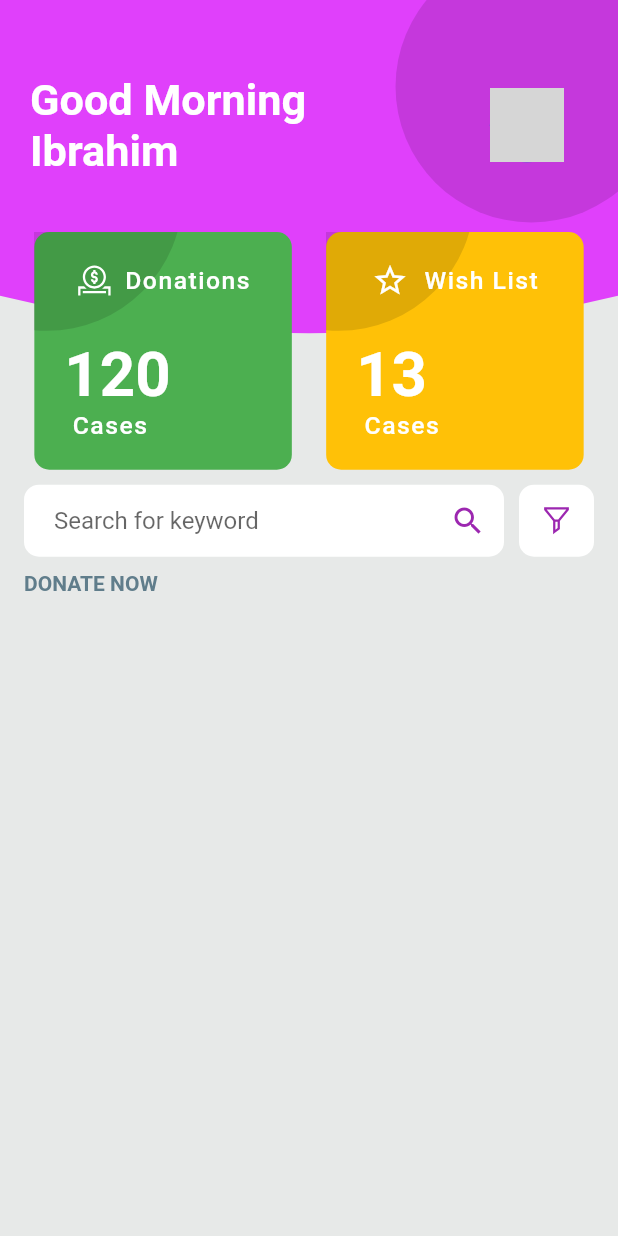
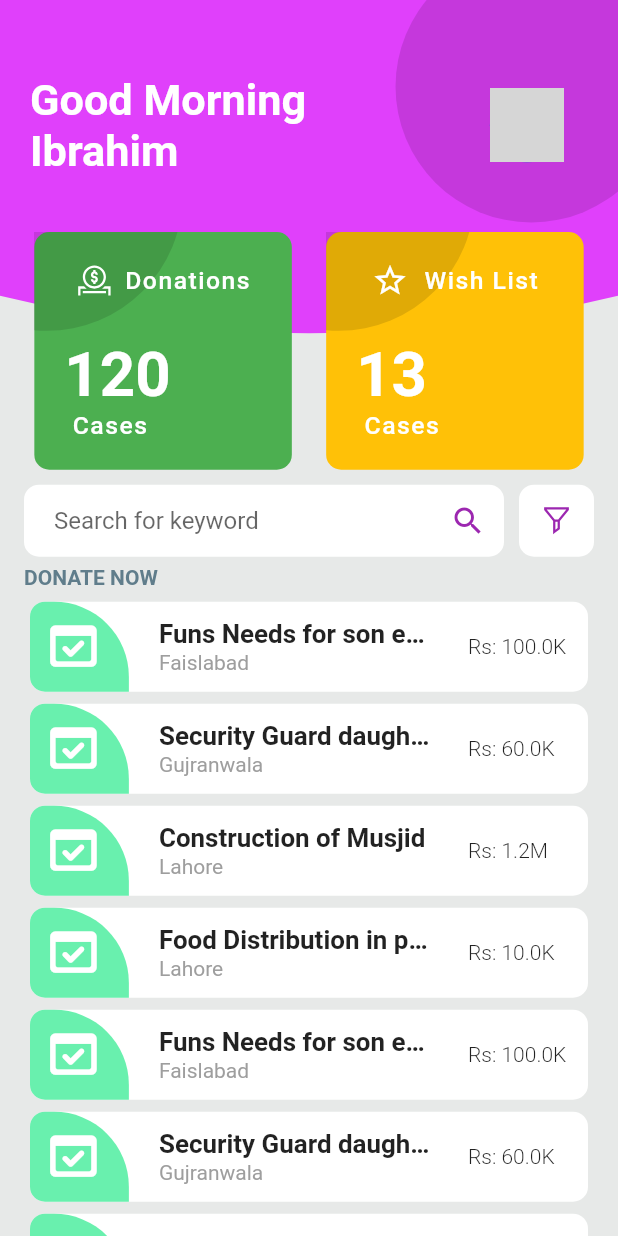
Before and after one commit to askabdulhaseeb/donation-app, a Flutter app: the screen it shows after launch, on a phone screen of 412 x 824 dp. Run offline on Flutter 3.47's test engine with Material 2 defaults, Android fonts, the phone set to English and light mode, and no system bars; our stand-ins replace line_icons; network calls fail; grey boxes are pictures that could not be loaded.

Commit message:
Donation List is UI on Home Screen is completed.

```diff
--- a/lib/main.dart
+++ b/lib/main.dart
@@ -1,4 +1,6 @@
+import 'package:donation_app/providers/donation_cases_provider.dart';
 import 'package:flutter/material.dart';
+import 'package:provider/provider.dart';
 import 'screens/homeScreen/home_screen.dart';
 
 void main() {
@@ -8,7 +10,11 @@ void main() {
 class MyApp extends StatelessWidget {
   @override
   Widget build(BuildContext context) {
-    return MaterialApp(
+    return MultiProvider(
+      providers: [
+        ChangeNotifierProvider.value(value: DonationCasesProvider()),
+      ],
+      child: MaterialApp(
         debugShowCheckedModeBanner: false,
         title: 'Flutter Demo',
         theme: ThemeData(
@@ -16,6 +22,7 @@ class MyApp extends StatelessWidget {
           scaffoldBackgroundColor: Color(0xFFE7E9E8),
         ),
         home: MyHomePage(),
+      ),
     );
   }
 }
--- /dev/null
+++ b/lib/models/donation_cases.dart
@@ -0,0 +1,81 @@
+import 'dart:convert';
+
+class DonationCases {
+  final String cid;
+  final String uid;
+  final String applicantName;
+  final String title;
+  final String discription;
+  final String type;
+  final String location;
+  final double totalAmount;
+  final double collectedAmount;
+  final String issueData;
+  final String dueData;
+
+  DonationCases({
+    required this.cid,
+    required this.uid,
+    required this.applicantName,
+    required this.title,
+    required this.discription,
+    required this.type,
+    required this.location,
+    required this.totalAmount,
+    required this.collectedAmount,
+    required this.issueData,
+    required this.dueData,
+  });
+
+  Map<String, dynamic> toMap() {
+    return {
+      'cid': cid,
+      'uid': uid,
+      'applicantName': applicantName,
+      'title': title,
+      'discription': discription,
+      'type': type,
+      'location': location,
+      'totalAmount': totalAmount,
+      'collectedAmount': collectedAmount,
+      'issueData': issueData,
+      'dueData': dueData,
+    };
+  }
+
+  factory DonationCases.fromMap(Map<String, dynamic> map) {
+    return DonationCases(
+      cid: map['cid'],
+      uid: map['uid'],
+      applicantName: map['applicantName'],
+      title: map['title'],
+      discription: map['discription'],
+      type: map['type'],
+      location: map['location'],
+      totalAmount: map['totalAmount'],
+      collectedAmount: map['collectedAmount'],
+      issueData: map['issueData'],
+      dueData: map['dueData'],
+    );
+  }
+  factory DonationCases.fromDocument(docs) {
+    return DonationCases(
+      cid: docs?.data()['cid'] ?? '',
+      uid: docs?.data()['uid'] ?? '',
+      applicantName: docs?.data()['applicantName'] ?? 'Not found',
+      title: docs?.data()['title'] ?? 'Not found',
+      discription: docs?.data()['discription'] ?? 'Not found',
+      type: docs?.data()['type'] ?? '',
+      location: docs?.data()['location'] ?? 'Not found',
+      totalAmount: docs?.data()['totalAmount'] ?? 0.0,
+      collectedAmount: docs?.data()['collectedAmount'] ?? 0.0,
+      issueData: docs?.data()['issueData'] ?? 'Not found',
+      dueData: docs?.data()['dueData'] ?? 'Not found',
+    );
+  }
+
+  String toJson() => json.encode(toMap());
+
+  factory DonationCases.fromJson(String source) =>
+      DonationCases.fromMap(json.decode(source));
+}
--- /dev/null
+++ b/lib/providers/donation_cases_provider.dart
@@ -0,0 +1,185 @@
+import 'package:donation_app/models/donation_cases.dart';
+import 'package:flutter/material.dart';
+
+class DonationCasesProvider extends ChangeNotifier {
+  List<DonationCases> _case = [];
+
+  void addDomeData() {
+    List<DonationCases> _needy = [
+      DonationCases(
+        cid: '1',
+        uid: '11',
+        applicantName: 'ABC Name',
+        title: 'Funs Needs for son educations - urgent need for fee',
+        discription: 'Need Dunation for my Son school fee as Soon as Possible.',
+        type: 'education',
+        location: 'Faislabad',
+        totalAmount: 100000,
+        collectedAmount: 75000,
+        issueData: 'Jun 13, 2021',
+        dueData: 'Aug 13, 2021',
+      ),
+      DonationCases(
+        cid: '12',
+        uid: '22',
+        applicantName: 'CDE Name',
+        title: 'Security Guard daughters School Fee',
+        discription:
+            'Need fee for the Security Guard daughters as Soon as Possible.',
+        type: 'education',
+        location: 'Gujranwala',
+        totalAmount: 60000,
+        collectedAmount: 20500,
+        issueData: 'Jun 13, 2021',
+        dueData: 'Aug 13, 2021',
+      ),
+      DonationCases(
+        cid: '13',
+        uid: '33',
+        applicantName: 'FGH Name',
+        title: 'Construction of Musjid',
+        discription: 'Need funds for Construction of Musjid in Lahore.',
+        type: 'religious',
+        location: 'Lahore',
+        totalAmount: 1200000,
+        collectedAmount: 100000,
+        issueData: 'Jun 13, 2021',
+        dueData: 'Aug 13, 2021',
+      ),
+      DonationCases(
+        cid: '14',
+        uid: '44',
+        applicantName: 'HIJ Name',
+        title: 'Food Distribution in poor people',
+        discription: 'Need Amount for Food Distribution in poor people.',
+        type: 'charity',
+        location: 'Lahore',
+        totalAmount: 10000,
+        collectedAmount: 1200,
+        issueData: 'Jun 13, 2021',
+        dueData: 'Aug 13, 2021',
+      ),
+      DonationCases(
+        cid: '15',
+        uid: '55',
+        applicantName: 'ABC Name',
+        title: 'Funs Needs for son educations - urgent need for fee',
+        discription: 'Need Dunation for my Son school fee as Soon as Possible.',
+        type: 'education',
+        location: 'Faislabad',
+        totalAmount: 100000,
+        collectedAmount: 75000,
+        issueData: 'Jun 13, 2021',
+        dueData: 'Aug 13, 2021',
+      ),
+      DonationCases(
+        cid: '16',
+        uid: '66',
+        applicantName: 'CDE Name',
+        title: 'Security Guard daughters School Fee',
+        discription:
+            'Need fee for the Security Guard daughters as Soon as Possible.',
+        type: 'education',
+        location: 'Gujranwala',
+        totalAmount: 60000,
+        collectedAmount: 20500,
+        issueData: 'Jun 13, 2021',
+        dueData: 'Aug 13, 2021',
+      ),
+      DonationCases(
+        cid: '17',
+        uid: '77',
+        applicantName: 'FGH Name',
+        title: 'Construction of Musjid',
+        discription: 'Need funds for Construction of Musjid in Lahore.',
+        type: 'religious',
+        location: 'Lahore',
+        totalAmount: 1200000,
+        collectedAmount: 100000,
+        issueData: 'Jun 13, 2021',
+        dueData: 'Aug 13, 2021',
+      ),
+      DonationCases(
+        cid: '19',
+        uid: '99',
+        applicantName: 'HIJ Name',
+        title: 'Food Distribution in poor people',
+        discription: 'Need Amount for Food Distribution in poor people.',
+        type: 'charity',
+        location: 'Lahore',
+        totalAmount: 10000,
+        collectedAmount: 1200,
+        issueData: 'Jun 13, 2021',
+        dueData: 'Aug 13, 2021',
+      ),
+      DonationCases(
+        cid: '20',
+        uid: '22',
+        applicantName: 'ABC Name',
+        title: 'Funs Needs for son educations - urgent need for fee',
+        discription: 'Need Dunation for my Son school fee as Soon as Possible.',
+        type: 'education',
+        location: 'Faislabad',
+        totalAmount: 100000,
+        collectedAmount: 75000,
+        issueData: 'Jun 13, 2021',
+        dueData: 'Aug 13, 2021',
+      ),
+      DonationCases(
+        cid: '21',
+        uid: '22',
+        applicantName: 'CDE Name',
+        title: 'Security Guard daughters School Fee',
+        discription:
+            'Need fee for the Security Guard daughters as Soon as Possible.',
+        type: 'education',
+        location: 'Gujranwala',
+        totalAmount: 60000,
+        collectedAmount: 20500,
+        issueData: 'Jun 13, 2021',
+        dueData: 'Aug 13, 2021',
+      ),
+      DonationCases(
+        cid: '23',
+        uid: '33',
+        applicantName: 'FGH Name',
+        title: 'Construction of Musjid',
+        discription: 'Need funds for Construction of Musjid in Lahore.',
+        type: 'religious',
+        location: 'Lahore',
+        totalAmount: 1200000,
+        collectedAmount: 100000,
+        issueData: 'Jun 13, 2021',
+        dueData: 'Aug 13, 2021',
+      ),
+      DonationCases(
+        cid: '24',
+        uid: '44',
+        applicantName: 'HIJ Name',
+        title: 'Food Distribution in poor people',
+        discription: 'Need Amount for Food Distribution in poor people.',
+        type: 'charity',
+        location: 'Lahore',
+        totalAmount: 10000,
+        collectedAmount: 1200,
+        issueData: 'Jun 13, 2021',
+        dueData: 'Aug 13, 2021',
+      ),
+    ];
+    addListOfCases(_needy);
+  }
+
+  void addCase(DonationCases donationCases) {
+    _case.add(donationCases);
+    notifyListeners();
+  }
+
+  void addListOfCases(List<DonationCases> list) {
+    _case.addAll(list);
+    notifyListeners();
+  }
+
+  List<DonationCases> getCasesList() {
+    return _case;
+  }
+}
--- /dev/null
+++ b/lib/screens/homeScreen/donation_tile_widget.dart
@@ -0,0 +1,98 @@
+import 'package:donation_app/models/donation_cases.dart';
+import 'package:flutter/material.dart';
+
+class DonationTileWidget extends StatelessWidget {
+  const DonationTileWidget(
+      {Key? key, required this.donationCases, required this.size})
+      : super(key: key);
+  final DonationCases donationCases;
+  final Size size;
+  @override
+  Widget build(BuildContext context) {
+    return Container(
+      height: 60,
+      width: double.infinity,
+      margin: const EdgeInsets.symmetric(vertical: 4, horizontal: 20),
+      decoration: BoxDecoration(
+        color: Colors.white,
+        borderRadius: BorderRadius.circular(10),
+      ),
+      child: Row(
+        mainAxisAlignment: MainAxisAlignment.spaceBetween,
+        children: <Widget>[
+          // icon
+          Container(
+            height: 60,
+            width: size.width * 0.16,
+            decoration: BoxDecoration(
+              color: Colors.greenAccent,
+              borderRadius: BorderRadius.only(
+                topRight: Radius.circular(50),
+                topLeft: Radius.circular(10),
+                bottomLeft: Radius.circular(10),
+              ),
+            ),
+            alignment: Alignment.center,
+            child: Padding(
+              padding: const EdgeInsets.only(right: 8),
+              child: Icon(
+                Icons.domain_verification_rounded,
+                color: Colors.white,
+                size: size.width * 0.1,
+              ),
+            ),
+          ),
+          // Detail
+          Container(
+            width: size.width * 0.50,
+            padding: const EdgeInsets.all(10),
+            child: Column(
+              mainAxisAlignment: MainAxisAlignment.spaceEvenly,
+              crossAxisAlignment: CrossAxisAlignment.start,
+              children: <Widget>[
+                Text(
+                  donationCases.title,
+                  overflow: TextOverflow.ellipsis,
+                  maxLines: 1,
+                  style: TextStyle(
+                    fontWeight: FontWeight.bold,
+                    fontSize: size.width * 0.042,
+                  ),
+                ),
+                // const SizedBox(height: 2),
+                Text(
+                  donationCases.location,
+                  overflow: TextOverflow.ellipsis,
+                  maxLines: 1,
+                  style: TextStyle(color: Colors.grey),
+                ),
+              ],
+            ),
+          ),
+          // amount
+          Container(
+            width: 80,
+            child: Text(
+              _amountConvertion(donationCases.totalAmount),
+              maxLines: 1,
+              style: TextStyle(fontWeight: FontWeight.w300),
+            ),
+          )
+        ],
+      ),
+    );
+  }
+
+  String _amountConvertion(double amount) {
+    String _converted = 'Rs: ';
+    double temp = amount;
+    if (amount > 999 && amount < 1000000) {
+      temp = amount / 1000;
+      _converted += temp.toStringAsFixed(1) + 'K';
+    } else if (amount >= 1000000 && amount < 100000000) {
+      temp = amount / 1000000;
+      _converted += temp.toStringAsFixed(1) + 'M';
+    }
+    return _converted;
+  }
+}
--- a/lib/screens/homeScreen/home_screen.dart
+++ b/lib/screens/homeScreen/home_screen.dart
@@ -1,8 +1,12 @@
+import 'package:donation_app/models/donation_cases.dart';
+import 'package:donation_app/providers/donation_cases_provider.dart';
+import 'package:donation_app/screens/homeScreen/donation_tile_widget.dart';
 import 'package:donation_app/screens/widgets/custom_appbar_background.dart';
 import 'package:donation_app/screens/widgets/custom_dark_background_circle.dart';
 import 'package:donation_app/screens/widgets/custom_search_textformfield.dart';
 import 'package:flutter/material.dart';
 import 'package:line_icons/line_icons.dart';
+import 'package:provider/provider.dart';
 import 'custom_card_widget.dart';
 import 'home_screen_header_text.dart';
 
@@ -17,8 +21,16 @@ class _MyHomePageState extends State<MyHomePage> {
   final TextEditingController _search = TextEditingController();
 
   @override
+  void didChangeDependencies() {
+    Provider.of<DonationCasesProvider>(context).addDomeData();
+    super.didChangeDependencies();
+  }
+
+  @override
   Widget build(BuildContext context) {
     final Size size = MediaQuery.of(context).size;
+    List<DonationCases> _cases =
+        Provider.of<DonationCasesProvider>(context).getCasesList();
     return Scaffold(
       body: Column(
         children: [
@@ -85,7 +97,7 @@ class _MyHomePageState extends State<MyHomePage> {
                     )
                   ],
                 ),
-                const SizedBox(height: 10),
+                const SizedBox(height: 6),
                 const Text(
                   'DONATE NOW',
                   style: TextStyle(
@@ -93,8 +105,20 @@ class _MyHomePageState extends State<MyHomePage> {
                     fontWeight: FontWeight.w700,
                   ),
                 ),
-                const SizedBox(height: 10),
+                const SizedBox(height: 4),
+                // List
               ],
+            ),
+          ),
+          Expanded(
+            child: ListView.builder(
+              itemCount: _cases.length,
+              itemBuilder: (context, index) {
+                return DonationTileWidget(
+                  donationCases: _cases[index],
+                  size: size,
+                );
+              },
             ),
           ),
         ],
--- a/pubspec.yaml
+++ b/pubspec.yaml
@@ -13,6 +13,7 @@ dependencies:
     sdk: flutter
 
   line_icons: ^2.0.1
+  provider: ^5.0.0
   cupertino_icons: ^1.0.2
 
 dev_dependencies:
```
Also changed, not shown: lib/models/app_user.dart (added, +11 -0 lines), pubspec.lock. Lines whose indentation alone changed are shown as unchanged.
